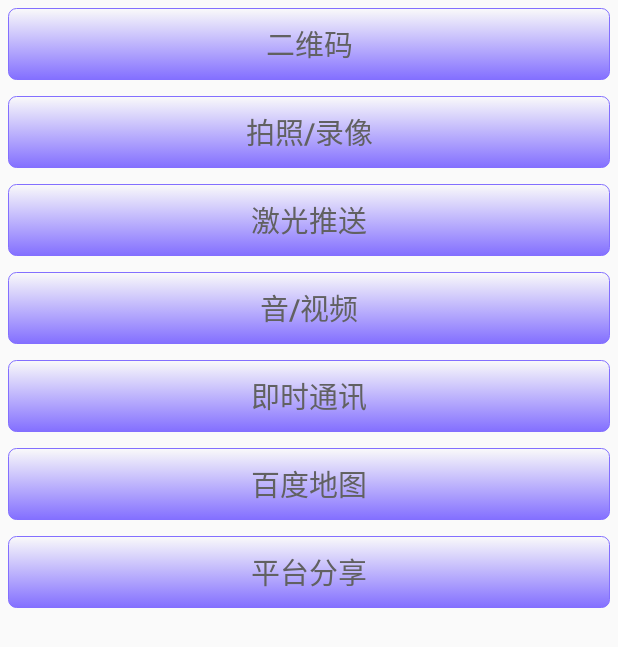
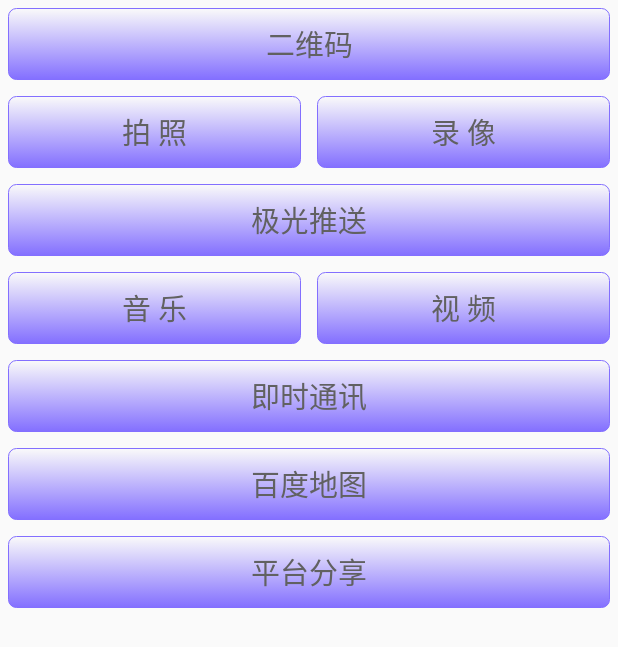
Before and after one commit to ljxx/functiondemo, an Android app: the screen it shows after launch (MainActivity), on a phone screen of 412 x 824 dp. Shown: the top 647 px of the screen. Run offline under Robolectric (Android 15) with nearby library versions, the phone set to English and light mode, and no system bars.

Commit message:
MainActivity界面，将拍照和录像，音乐和视频分开处理

```diff
--- a/app/src/main/AndroidManifest.xml
+++ b/app/src/main/AndroidManifest.xml
@@ -27,6 +27,23 @@
         android:resizeable="true"
         android:smallScreens="true" />
 
+    <!--拍照/录像-->
+    <uses-permission android:name="android.permission.INTERNET" />
+    <uses-permission android:name="android.permission.ACCESS_NETWORK_STATE" />
+    <uses-permission android:name="android.permission.CAMERA" />
+    <!-- 调用摄像头权限 -->
+    <uses-permission android:name="android.permission.RECORD_AUDIO" />
+    <!-- 录制视频/音频权限 -->
+    <uses-permission android:name="android.permission.WRITE_EXTERNAL_STORAGE" />
+    <!-- sd卡读写权限 -->
+    <uses-permission android:name="android.permission.MOUNT_UNMOUNT_FILESYSTEMS" />
+    <uses-permission android:name="android.permission.CAMERA" >
+    </uses-permission>
+    <uses-permission android:name="android.permission.RECORD_AUDIO" >
+    </uses-permission>
+    <uses-permission android:name="android.permission.WRITE_EXTERNAL_STORAGE" >
+    </uses-permission>
+
     <application
         android:allowBackup="true"
         android:icon="@mipmap/ic_launcher"
--- a/app/src/main/java/www/function/com/functiondemo/ui/MainActivity.java
+++ b/app/src/main/java/www/function/com/functiondemo/ui/MainActivity.java
@@ -18,9 +18,11 @@ public class MainActivity extends BaseActivity implements View.OnClickListener {
     private MainActivity act;
 
     private Button two_dimension_code; //二维码
-    private Button photograph_video; //拍照/摄影
+    private Button photograph; //拍照
+    private Button video; //摄影
     private Button push_message; //极光推送
-    private Button music_video; //音/视频
+    private View play_music; //音乐播放
+    private Button play_video; //视频播放
     private Button communication; //即使通讯
     private Button baidu_map; //百度地图
     private Button share; //平台分享
@@ -35,17 +37,21 @@ public class MainActivity extends BaseActivity implements View.OnClickListener {
 
     private void initView() {
         two_dimension_code = (Button) findViewById(R.id.two_dimension_code);
-        photograph_video = (Button) findViewById(R.id.photograph_video);
+        photograph = (Button) findViewById(R.id.photograph);
+        video = (Button) findViewById(R.id.video);
         push_message = (Button) findViewById(R.id.push_message);
-        music_video = (Button) findViewById(R.id.music_video);
+        play_music = findViewById(R.id.play_music);
+        play_video = (Button) findViewById(R.id.play_video);
         communication = (Button) findViewById(R.id.communication);
         baidu_map = (Button) findViewById(R.id.baidu_map);
         share = (Button) findViewById(R.id.share);
 
         two_dimension_code.setOnClickListener(this);
-        photograph_video.setOnClickListener(this);
+        photograph.setOnClickListener(this);
+        play_music.setOnClickListener(this);
+        video.setOnClickListener(this);
         push_message.setOnClickListener(this);
-        music_video.setOnClickListener(this);
+        play_video.setOnClickListener(this);
         communication.setOnClickListener(this);
         baidu_map.setOnClickListener(this);
         share.setOnClickListener(this);
@@ -57,13 +63,19 @@ public class MainActivity extends BaseActivity implements View.OnClickListener {
             case R.id.two_dimension_code: //二维码
                 jumpActivity(act, QRcodeActivity.class);
                 break;
-            case R.id.photograph_video: //拍照/摄影
+            case R.id.photograph: //拍照
                 jumpActivity(act, PhotographVideoActivity.class);
+                break;
+            case R.id.video:
+                jumpActivity(act,PhotographVideoActivity.class);
                 break;
             case R.id.push_message: //极光推送
                 jumpActivity(act, PushActivity.class);
                 break;
-            case R.id.music_video: //音/视频
+            case R.id.play_music:
+                jumpActivity(act,MusicVideoActivity.class);
+                break;
+            case R.id.play_video: //视频播放
                 jumpActivity(act, MusicVideoActivity.class);
                 break;
             case R.id.communication: //即使通讯
--- a/app/src/main/res/layout/activity_main.xml
+++ b/app/src/main/res/layout/activity_main.xml
@@ -10,21 +10,49 @@
         style="@style/btn_textview"
         android:text="二维码"
         />
+    <LinearLayout
+        android:layout_width="match_parent"
+        android:layout_height="wrap_content"
+        android:orientation="horizontal">
         <Button
-        android:id="@+id/photograph_video"
+            android:id="@+id/photograph"
             style="@style/btn_textview"
-        android:text="拍照/录像"
+            android:layout_width="@dimen/px0"
+            android:layout_weight="1"
+            android:text="拍 照"
             />
+        <Button
+            android:id="@+id/video"
+            style="@style/btn_textview"
+            android:layout_width="@dimen/px0"
+            android:layout_weight="1"
+            android:text="录 像"
+            />
+    </LinearLayout>
     <Button
         android:id="@+id/push_message"
         style="@style/btn_textview"
-        android:text="激光推送"
+        android:text="极光推送"
+        />
+    <LinearLayout
+        android:layout_width="match_parent"
+        android:layout_height="wrap_content"
+        android:orientation="horizontal">
+        <Button
+            android:id="@+id/play_music"
+            style="@style/btn_textview"
+            android:layout_width="@dimen/px0"
+            android:layout_weight="1"
+            android:text="音 乐"
             />
         <Button
-        android:id="@+id/music_video"
+            android:id="@+id/play_video"
             style="@style/btn_textview"
-        android:text="音/视频"
+            android:layout_width="@dimen/px0"
+            android:layout_weight="1"
+            android:text="视 频"
             />
+    </LinearLayout>
     <Button
         android:id="@+id/communication"
         style="@style/btn_textview"
--- a/app/src/main/res/values/dimens.xml
+++ b/app/src/main/res/values/dimens.xml
@@ -5,6 +5,8 @@
 
 
     <!--屏幕自适应大小-->
+    <dimen name="px0">0dp</dimen>
+    <dimen name="px1">1dp</dimen>
     <dimen name="px5">5dp</dimen>
     <dimen name="px10">10dp</dimen>
 
```
Lines whose indentation alone changed are shown as unchanged.
